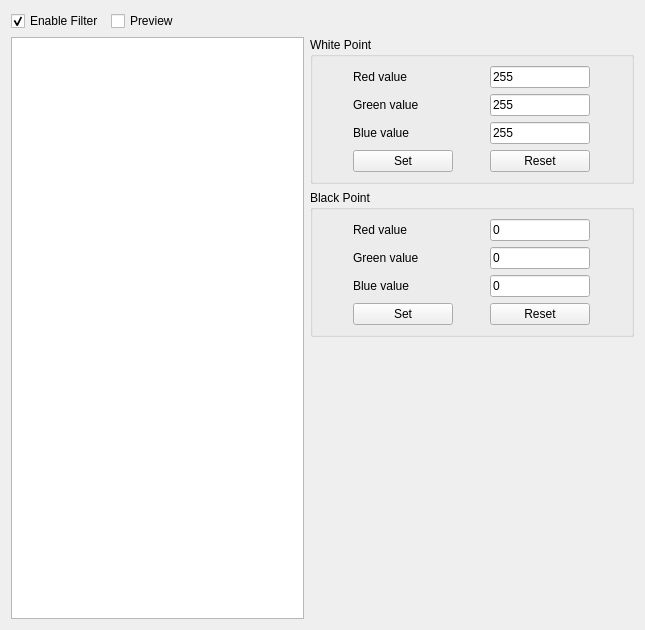
Before: the Qt Designer form src/filter/colorcorrectionwidget.ui in rockclimb/yasw-debian, drawn with Qt 5.
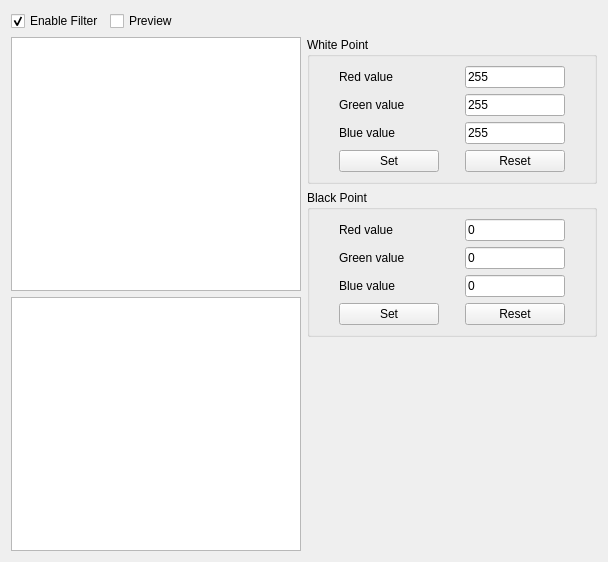
After: the same form once the commit is applied. Custom widgets are drawn as their Qt base class.

Commit message: - commiting work done one year ago... Collor correction seams to work basicly (work in progress)

Diff of the .ui file:
```diff
--- a/src/filter/colorcorrectionwidget.ui
+++ b/src/filter/colorcorrectionwidget.ui
@@ -23,200 +23,76 @@
    <rect>
     <x>0</x>
     <y>0</y>
-    <width>645</width>
-    <height>630</height>
+    <width>608</width>
+    <height>562</height>
    </rect>
   </property>
   <property name="windowTitle">
    <string>Form</string>
   </property>
   <layout class="QGridLayout" name="gridLayout_3">
-   <item row="0" column="0">
-    <widget class="QCheckBox" name="enable">
-     <property name="text">
-      <string>Enable Filter</string>
-     </property>
-     <property name="checked">
-      <bool>true</bool>
-     </property>
-    </widget>
+   <item row="0" column="0" colspan="2">
+    <layout class="QHBoxLayout" name="horizontalLayout">
+     <item>
+      <widget class="QCheckBox" name="enable">
+       <property name="text">
+        <string>Enable Filter</string>
+       </property>
+       <property name="checked">
+        <bool>true</bool>
+       </property>
+      </widget>
+     </item>
+     <item>
+      <widget class="QCheckBox" name="preview">
+       <property name="text">
+        <string>Preview</string>
+       </property>
+       <property name="checked">
+        <bool>false</bool>
+       </property>
+      </widget>
+     </item>
+     <item>
+      <spacer name="horizontalSpacer">
+       <property name="orientation">
+        <enum>Qt::Horizontal</enum>
+       </property>
+       <property name="sizeHint" stdset="0">
+        <size>
+         <width>330</width>
+         <height>20</height>
+        </size>
+       </property>
+      </spacer>
+     </item>
+    </layout>
    </item>
-   <item row="2" column="3">
-    <widget class="QGroupBox" name="groupBox_2">
-     <property name="sizePolicy">
-      <sizepolicy hsizetype="Preferred" vsizetype="Preferred">
-       <horstretch>0</horstretch>
-       <verstretch>0</verstretch>
-      </sizepolicy>
-     </property>
-     <property name="title">
-      <string>Black Point</string>
-     </property>
-     <layout class="QGridLayout" name="gridLayout_2">
-      <item row="3" column="0">
-       <widget class="QPushButton" name="blackSetPoint">
-        <property name="text">
-         <string>Set</string>
-        </property>
-       </widget>
-      </item>
-      <item row="3" column="1">
-       <widget class="QPushButton" name="blackReset">
-        <property name="text">
-         <string>Reset</string>
-        </property>
-       </widget>
-      </item>
-      <item row="0" column="1">
-       <widget class="QLineEdit" name="blackRedValue">
-        <property name="minimumSize">
-         <size>
-          <width>100</width>
-          <height>0</height>
-         </size>
-        </property>
-        <property name="maximumSize">
-         <size>
-          <width>100</width>
-          <height>16777215</height>
-         </size>
-        </property>
-        <property name="inputMask">
-         <string>000; </string>
-        </property>
-        <property name="text">
-         <string>0</string>
-        </property>
-       </widget>
-      </item>
-      <item row="1" column="1">
-       <widget class="QLineEdit" name="blackGreenValue">
-        <property name="minimumSize">
-         <size>
-          <width>100</width>
-          <height>0</height>
-         </size>
-        </property>
-        <property name="maximumSize">
-         <size>
-          <width>100</width>
-          <height>16777215</height>
-         </size>
-        </property>
-        <property name="inputMask">
-         <string>000; </string>
-        </property>
-        <property name="text">
-         <string>0</string>
-        </property>
-       </widget>
-      </item>
-      <item row="0" column="0">
-       <widget class="QLabel" name="label_5">
-        <property name="minimumSize">
-         <size>
-          <width>100</width>
-          <height>0</height>
-         </size>
-        </property>
-        <property name="maximumSize">
-         <size>
-          <width>100</width>
-          <height>16777215</height>
-         </size>
-        </property>
-        <property name="text">
-         <string>Red value</string>
-        </property>
-       </widget>
-      </item>
-      <item row="1" column="0">
-       <widget class="QLabel" name="label_6">
-        <property name="minimumSize">
-         <size>
-          <width>100</width>
-          <height>0</height>
-         </size>
-        </property>
-        <property name="maximumSize">
-         <size>
-          <width>100</width>
-          <height>16777215</height>
-         </size>
-        </property>
-        <property name="text">
-         <string>Green value</string>
-        </property>
-       </widget>
-      </item>
-      <item row="2" column="1">
-       <widget class="QLineEdit" name="blackBlueValue">
-        <property name="minimumSize">
-         <size>
-          <width>100</width>
-          <height>0</height>
-         </size>
-        </property>
-        <property name="maximumSize">
-         <size>
-          <width>100</width>
-          <height>16777215</height>
-         </size>
-        </property>
-        <property name="inputMask">
-         <string>000; </string>
-        </property>
-        <property name="text">
-         <string>0</string>
-        </property>
-       </widget>
-      </item>
-      <item row="2" column="0">
-       <widget class="QLabel" name="label_7">
-        <property name="minimumSize">
-         <size>
-          <width>100</width>
-          <height>0</height>
-         </size>
-        </property>
-        <property name="maximumSize">
-         <size>
-          <width>100</width>
-          <height>16777215</height>
-         </size>
-        </property>
-        <property name="text">
-         <string>Blue value</string>
-        </property>
-       </widget>
-      </item>
-     </layout>
-    </widget>
+   <item row="1" column="0" rowspan="3">
+    <layout class="QVBoxLayout" name="verticalLayout">
+     <item>
+      <widget class="ColorCorrectionGraphicsView" name="view">
+       <property name="sizePolicy">
+        <sizepolicy hsizetype="Expanding" vsizetype="Expanding">
+         <horstretch>1</horstretch>
+         <verstretch>0</verstretch>
+        </sizepolicy>
+       </property>
+      </widget>
+     </item>
+     <item>
+      <widget class="BaseFilterGraphicsView" name="previewView">
+       <property name="sizePolicy">
+        <sizepolicy hsizetype="Expanding" vsizetype="Expanding">
+         <horstretch>1</horstretch>
+         <verstretch>0</verstretch>
+        </sizepolicy>
+       </property>
+      </widget>
+     </item>
+    </layout>
    </item>
-   <item row="0" column="1">
-    <widget class="QCheckBox" name="preview">
-     <property name="text">
-      <string>Preview</string>
-     </property>
-     <property name="checked">
-      <bool>false</bool>
-     </property>
-    </widget>
-   </item>
-   <item row="0" column="2" colspan="2">
-    <spacer name="horizontalSpacer">
-     <property name="orientation">
-      <enum>Qt::Horizontal</enum>
-     </property>
-     <property name="sizeHint" stdset="0">
-      <size>
-       <width>330</width>
-       <height>20</height>
-      </size>
-     </property>
-    </spacer>
-   </item>
-   <item row="1" column="3">
+   <item row="1" column="1">
     <widget class="QGroupBox" name="groupBox">
      <property name="sizePolicy">
       <sizepolicy hsizetype="Preferred" vsizetype="Preferred">
@@ -368,17 +244,159 @@
      </layout>
     </widget>
    </item>
-   <item row="1" column="0" rowspan="4" colspan="3">
-    <widget class="ColorCorrectionGraphicsView" name="view">
+   <item row="2" column="1">
+    <widget class="QGroupBox" name="groupBox_2">
      <property name="sizePolicy">
-      <sizepolicy hsizetype="Expanding" vsizetype="Expanding">
-       <horstretch>1</horstretch>
+      <sizepolicy hsizetype="Preferred" vsizetype="Preferred">
+       <horstretch>0</horstretch>
        <verstretch>0</verstretch>
       </sizepolicy>
      </property>
+     <property name="title">
+      <string>Black Point</string>
+     </property>
+     <layout class="QGridLayout" name="gridLayout_2">
+      <item row="3" column="0">
+       <widget class="QPushButton" name="blackSetPoint">
+        <property name="text">
+         <string>Set</string>
+        </property>
+       </widget>
+      </item>
+      <item row="3" column="1">
+       <widget class="QPushButton" name="blackReset">
+        <property name="text">
+         <string>Reset</string>
+        </property>
+       </widget>
+      </item>
+      <item row="0" column="1">
+       <widget class="QLineEdit" name="blackRedValue">
+        <property name="minimumSize">
+         <size>
+          <width>100</width>
+          <height>0</height>
+         </size>
+        </property>
+        <property name="maximumSize">
+         <size>
+          <width>100</width>
+          <height>16777215</height>
+         </size>
+        </property>
+        <property name="inputMask">
+         <string>000; </string>
+        </property>
+        <property name="text">
+         <string>0</string>
+        </property>
+       </widget>
+      </item>
+      <item row="1" column="1">
+       <widget class="QLineEdit" name="blackGreenValue">
+        <property name="minimumSize">
+         <size>
+          <width>100</width>
+          <height>0</height>
+         </size>
+        </property>
+        <property name="maximumSize">
+         <size>
+          <width>100</width>
+          <height>16777215</height>
+         </size>
+        </property>
+        <property name="inputMask">
+         <string>000; </string>
+        </property>
+        <property name="text">
+         <string>0</string>
+        </property>
+       </widget>
+      </item>
+      <item row="0" column="0">
+       <widget class="QLabel" name="label_5">
+        <property name="minimumSize">
+         <size>
+          <width>100</width>
+          <height>0</height>
+         </size>
+        </property>
+        <property name="maximumSize">
+         <size>
+          <width>100</width>
+          <height>16777215</height>
+         </size>
+        </property>
+        <property name="text">
+         <string>Red value</string>
+        </property>
+       </widget>
+      </item>
+      <item row="1" column="0">
+       <widget class="QLabel" name="label_6">
+        <property name="minimumSize">
+         <size>
+          <width>100</width>
+          <height>0</height>
+         </size>
+        </property>
+        <property name="maximumSize">
+         <size>
+          <width>100</width>
+          <height>16777215</height>
+         </size>
+        </property>
+        <property name="text">
+         <string>Green value</string>
+        </property>
+       </widget>
+      </item>
+      <item row="2" column="1">
+       <widget class="QLineEdit" name="blackBlueValue">
+        <property name="minimumSize">
+         <size>
+          <width>100</width>
+          <height>0</height>
+         </size>
+        </property>
+        <property name="maximumSize">
+         <size>
+          <width>100</width>
+          <height>16777215</height>
+         </size>
+        </property>
+        <property name="inputMask">
+         <string>000; </string>
+        </property>
+        <property name="text">
+         <string>0</string>
+        </property>
+       </widget>
+      </item>
+      <item row="2" column="0">
+       <widget class="QLabel" name="label_7">
+        <property name="minimumSize">
+         <size>
+          <width>100</width>
+          <height>0</height>
+         </size>
+        </property>
+        <property name="maximumSize">
+         <size>
+          <width>100</width>
+          <height>16777215</height>
+         </size>
+        </property>
+        <property name="text">
+         <string>Blue value</string>
+        </property>
+       </widget>
+      </item>
+     </layout>
     </widget>
    </item>
-   <item row="3" column="3">
+   <item row="3" column="1">
     <spacer name="verticalSpacer">
      <property name="orientation">
       <enum>Qt::Vertical</enum>
@@ -399,6 +417,11 @@
    <extends>QGraphicsView</extends>
    <header>colorcorrectiongraphicsview.h</header>
   </customwidget>
+  <customwidget>
+   <class>BaseFilterGraphicsView</class>
+   <extends>QGraphicsView</extends>
+   <header>basefiltergraphicsview.h</header>
+  </customwidget>
  </customwidgets>
  <resources/>
  <connections/>
```
The commit also changes 14 other files.
